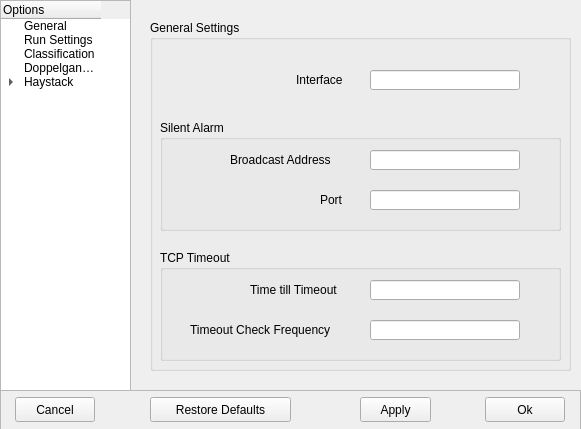
The window that NovaGUI/UI/novaconfig.ui (altf4/Nova) describes before a commit, drawn with Qt 5.
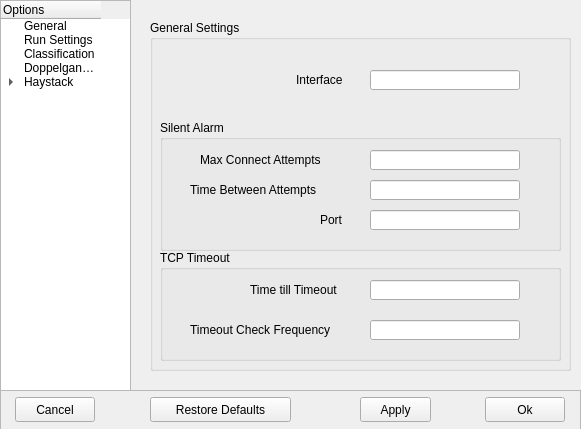
The same window after the commit. The open tabs and pages were chosen to show the change.

Commit message:
Add GUI options for new preferences
Added GUI boxes for three new configuration file variables

The edit to the form file:
```diff
--- a/NovaGUI/UI/novaconfig.ui
+++ b/NovaGUI/UI/novaconfig.ui
@@ -142,7 +142,7 @@
          <x>10</x>
          <y>100</y>
          <width>401</width>
-         <height>111</height>
+         <height>131</height>
         </rect>
        </property>
        <property name="title">
@@ -151,9 +151,9 @@
        <widget class="QLabel" name="saIPLabel">
         <property name="geometry">
          <rect>
-          <x>70</x>
+          <x>40</x>
           <y>30</y>
-          <width>131</width>
+          <width>171</width>
           <height>20</height>
          </rect>
         </property>
@@ -168,14 +168,14 @@
 &lt;p align=&quot;center&quot; style=&quot; margin-top:0px; margin-bottom:0px; margin-left:0px; margin-right:0px; -qt-block-indent:0; text-indent:0px;&quot;&gt;The IP address to send silent alarams from.&lt;/p&gt;&lt;/td&gt;&lt;/tr&gt;&lt;/table&gt;&lt;/body&gt;&lt;/html&gt;</string>
         </property>
         <property name="text">
-         <string>Broadcast Address</string>
+         <string>Max Connect Attempts</string>
         </property>
        </widget>
        <widget class="QLabel" name="saPortLabel">
         <property name="geometry">
          <rect>
           <x>160</x>
-          <y>70</y>
+          <y>90</y>
           <width>41</width>
           <height>20</height>
          </rect>
@@ -223,7 +223,7 @@
         <property name="geometry">
          <rect>
           <x>210</x>
-          <y>70</y>
+          <y>90</y>
           <width>150</width>
           <height>20</height>
          </rect>
@@ -239,6 +239,54 @@
 &lt;p align=&quot;center&quot; style=&quot; margin-top:0px; margin-bottom:0px; margin-left:0px; margin-right:0px; -qt-block-indent:0; text-indent:0px;&quot;&gt;The port to send silent alarams on.&lt;/p&gt;&lt;/td&gt;&lt;/tr&gt;&lt;/table&gt;&lt;/body&gt;&lt;/html&gt;</string>
         </property>
        </widget>
+       <widget class="QLineEdit" name="saAttemptsTimeEdit">
+        <property name="geometry">
+         <rect>
+          <x>210</x>
+          <y>60</y>
+          <width>150</width>
+          <height>20</height>
+         </rect>
+        </property>
+        <property name="font">
+         <font>
+          <kerning>true</kerning>
+         </font>
+        </property>
+        <property name="toolTip">
+         <string>&lt;!DOCTYPE HTML PUBLIC &quot;-//W3C//DTD HTML 4.0//EN&quot; &quot;http://www.w3.org/TR/REC-html40/strict.dtd&quot;&gt;
+&lt;html&gt;&lt;head&gt;&lt;meta name=&quot;qrichtext&quot; content=&quot;1&quot; /&gt;&lt;style type=&quot;text/css&quot;&gt;
+p, li { white-space: pre-wrap; }
+&lt;/style&gt;&lt;/head&gt;&lt;body style=&quot; font-family:'Sans Serif'; font-size:9pt; font-weight:400; font-style:normal;&quot;&gt;
+&lt;table border=&quot;0&quot; style=&quot;-qt-table-type: root; margin-top:4px; margin-bottom:4px; margin-left:4px; margin-right:4px;&quot;&gt;
+&lt;tr&gt;
+&lt;td style=&quot;border: none;&quot;&gt;
+&lt;p align=&quot;center&quot; style=&quot; margin-top:0px; margin-bottom:0px; margin-left:0px; margin-right:0px; -qt-block-indent:0; text-indent:0px;&quot;&gt;The IP address to send silent alarams from.&lt;/p&gt;&lt;/td&gt;&lt;/tr&gt;&lt;/table&gt;&lt;/body&gt;&lt;/html&gt;</string>
+        </property>
+       </widget>
+       <widget class="QLabel" name="saAttemptsTimeLabel">
+        <property name="geometry">
+         <rect>
+          <x>30</x>
+          <y>60</y>
+          <width>171</width>
+          <height>20</height>
+         </rect>
+        </property>
+        <property name="toolTip">
+         <string>&lt;!DOCTYPE HTML PUBLIC &quot;-//W3C//DTD HTML 4.0//EN&quot; &quot;http://www.w3.org/TR/REC-html40/strict.dtd&quot;&gt;
+&lt;html&gt;&lt;head&gt;&lt;meta name=&quot;qrichtext&quot; content=&quot;1&quot; /&gt;&lt;style type=&quot;text/css&quot;&gt;
+p, li { white-space: pre-wrap; }
+&lt;/style&gt;&lt;/head&gt;&lt;body style=&quot; font-family:'Sans Serif'; font-size:9pt; font-weight:400; font-style:normal;&quot;&gt;
+&lt;table border=&quot;0&quot; style=&quot;-qt-table-type: root; margin-top:4px; margin-bottom:4px; margin-left:4px; margin-right:4px;&quot;&gt;
+&lt;tr&gt;
+&lt;td style=&quot;border: none;&quot;&gt;
+&lt;p align=&quot;center&quot; style=&quot; margin-top:0px; margin-bottom:0px; margin-left:0px; margin-right:0px; -qt-block-indent:0; text-indent:0px;&quot;&gt;The IP address to send silent alarams from.&lt;/p&gt;&lt;/td&gt;&lt;/tr&gt;&lt;/table&gt;&lt;/body&gt;&lt;/html&gt;</string>
+        </property>
+        <property name="text">
+         <string>Time Between Attempts</string>
+        </property>
+       </widget>
       </widget>
       <widget class="QLineEdit" name="interfaceEdit">
        <property name="geometry">
```
Left out of the diff: 81 changed lines with no effect on the pictures. The commit also changes 1 other file.
